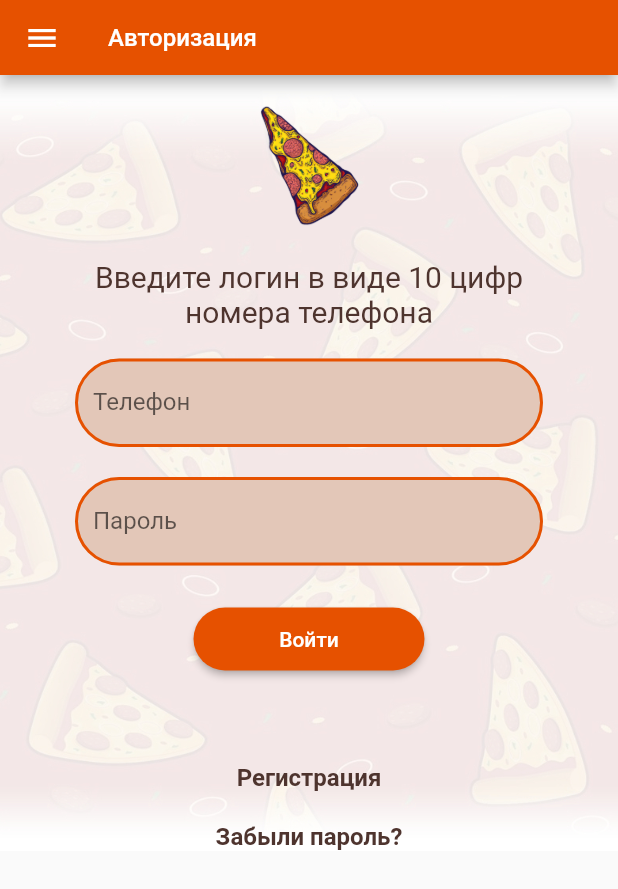
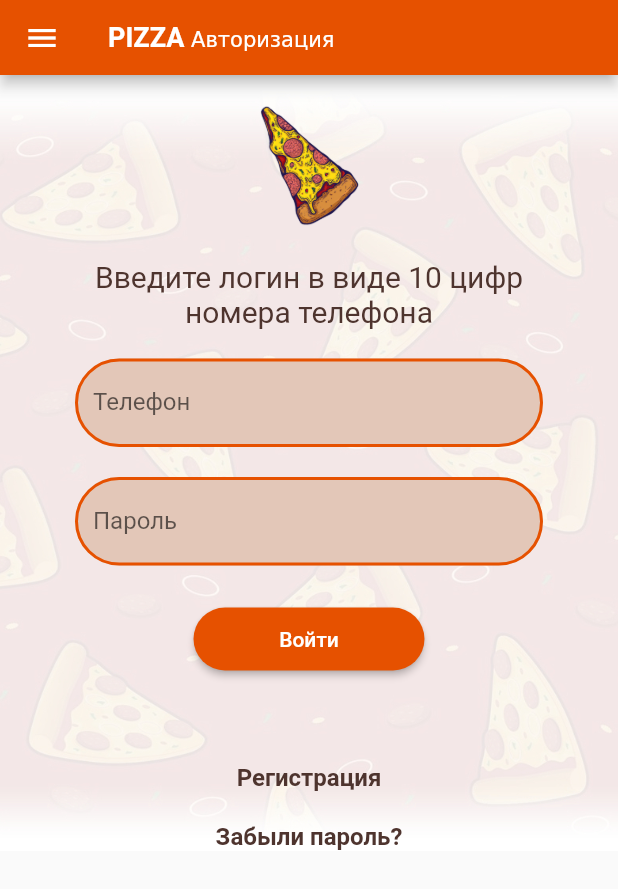
Before and after one commit to 1bemo/auth_page1, a Flutter app: the screen it shows after launch, on a phone screen of 412 x 824 dp. Shown: the top 889 px of the screen. Run offline on Flutter 3.47's test engine with Material 2 defaults, Android fonts, the phone set to English and light mode, and no system bars; missing offline and left inert: sliding_switch.

Commit message:
- доделан кейс - добавлены экраны: профиль, настройки, главная страница - сделана навигация между страницами - добавлен боттомНавигейшнБар в окно настроек

```diff
--- a/lib/auth_page.dart
+++ b/lib/auth_page.dart
@@ -1,4 +1,9 @@
+import 'package:auth_page/main_page.dart';
+import 'package:auth_page/profile_page.dart';
+import 'package:auth_page/settings_screen.dart';
 import 'package:flutter/material.dart';
+import 'pizza_calc.dart';
+import 'registration_page.dart';
 
 class AuthPage extends StatefulWidget {
   const AuthPage({Key? key}) : super(key: key);
@@ -7,18 +12,16 @@ class AuthPage extends StatefulWidget {
   _AuthPageState createState() => _AuthPageState();
 }
 
-class _AuthPageState extends State<AuthPage> {
-  final _messengerKey = GlobalKey<ScaffoldMessengerState>();  //переменная месенджера
 
-  @override
-  Widget build(BuildContext context) {
+/////////___________Набор глобальных переменных___________////////
 
-    //color[900]
+//--color[900]
 const _colorOrangeDeep = Color(0xffe65100);
-    //color dark brown
+
+//--color dark brown
 const _colorBrownDark = Color(0xff4e342e);
 
-    //-- вводим неизменяемую переменную, в которой храним настройки для рамки
+//--настройки рамок
 const borderStyle = OutlineInputBorder( //--переменной присваиваем ф-ю настроек рамки
     borderRadius: BorderRadius.all( //--радиус сглаживания рамки. All - все углы
         Radius.circular(36) //--ф-я высчитывания угла 36 градусов
@@ -28,26 +31,19 @@ class _AuthPageState extends State<AuthPage> {
     )
 );
 
-    //-- стиль текста отдельной переменной
+//--стиль текста отдельной переменной
 const linkTextStyle = TextStyle(
     fontWeight: FontWeight.bold,
     fontSize: 16,
     color: _colorBrownDark
 );
 
-    //отрисовка
-    return MaterialApp(
-      scaffoldMessengerKey: _messengerKey,
-      home: Scaffold(
-          appBar: AppBar(
-            title: const Text(
-              'Авторизация',
-              style: TextStyle(fontSize: 16),
-            ),
-            backgroundColor: Colors.orange[900],
-            toolbarHeight: 50,
-          ),
-          drawer: Drawer(
+//--переменная месенджера
+final _messengerKey = GlobalKey<ScaffoldMessengerState>();
+
+//--настройки дравера отдельно
+Widget navDrawer(context) => Drawer(
+
   child: ListView(
     padding: EdgeInsets.zero,
     children: [
@@ -69,7 +65,35 @@ class _AuthPageState extends State<AuthPage> {
                   ),
                 ),
                 //картинка из внешнего источника
-                           child: Image.network('https://cdn.discordapp.com/attachments/607314199605149717/944134627419901952/logo_pizza.png'),
+                child: Row(
+                  mainAxisAlignment: MainAxisAlignment.spaceBetween,
+                  children: [
+                    const Image(
+                      image: AssetImage('assets/logo_pizza.png'),
+                    ),
+                    Column(
+                      mainAxisAlignment: MainAxisAlignment.center,
+                      crossAxisAlignment: CrossAxisAlignment.center,
+                      children: [
+                        IconButton(
+                          onPressed: (){
+                            Navigator.pop(context);
+                            Navigator.pushNamed(context, '/profileScreen');
+                          },
+                          icon: const Icon(
+                            Icons.portrait_outlined,
+                            size: 30,
+                          ),
+                          tooltip: 'Профиль',
+                        ),
+                        const Text('Профиль',style: TextStyle(
+                            fontSize: 12,
+                            fontWeight: FontWeight.normal
+                        ),),
+                      ],
+                    )
+                  ],
+                ),
               ),
             ],
           ),
@@ -78,17 +102,89 @@ class _AuthPageState extends State<AuthPage> {
       ListTile(
         leading: const Icon(Icons.accessibility,color: _colorBrownDark,),
         title: const Text('Авторизация / Регистрация',style: TextStyle(color: _colorBrownDark),),
-                  onTap: (){},
+        onTap: (){
+          Navigator.pop(context);
+        },
       ),
       const Divider(color: _colorBrownDark,indent: 20,endIndent: 20,),
       ListTile(
         title: const Text('Главная страница',style: TextStyle(color: _colorBrownDark),),
-                  onTap: (){},
+        onTap: (){
+          Navigator.pop(context);
+          Navigator.pushNamed(context, '/mainScreen');
+        },
         leading: const Icon(Icons.local_pizza,color: _colorBrownDark,),
+      ),
+      ListTile(
+        title: const Text('Калькулятор пиццы',style: TextStyle(color: _colorBrownDark),),
+        onTap: (){
+          Navigator.pop(context);
+          Navigator.pushNamed(context, '/pizzaCalc');
+        },
+        leading: const Icon(Icons.calculate,color: _colorBrownDark,),
+      ),
+      const Divider(color: _colorBrownDark,indent: 20,endIndent: 20,),
+      ListTile(
+        leading: const Icon(Icons.settings,color: _colorBrownDark,),
+        title: const Text('Настройки',style: TextStyle(color: _colorBrownDark),),
+        onTap: (){
+          Navigator.pop(context);
+          Navigator.pushNamed(context, '/settingsScreen');
+        },
       )
     ],
   ),
+);
+
+
+/////////___________Главный класс___________////////
+class _AuthPageState extends State<AuthPage> {
+
+  @override
+  Widget build(BuildContext context) {
+
+    return MaterialApp(
+      scaffoldMessengerKey: _messengerKey,
+      initialRoute: '/',
+      routes: {
+        '/': (context) => const AuthRegScreen(), //привязваем AuthRegScreen к '/'
+        '/pizzaCalc': (context) => const PizzaCalc(),
+        '/mainScreen': (context) => const MainPageScreen(),
+        '/regScreen': (context)=> const RegistrationPage(),
+        '/settingsScreen': (context) => const SettingsScreen(),
+        '/profileScreen': (context) => const ProfileScreen(),
+      },
+    );
+  }
+}
+
+/////////___________1й стартовый экран___________////////
+class AuthRegScreen extends StatefulWidget {
+  const AuthRegScreen({Key? key}) : super(key: key);
+
+  @override
+  _AuthRegScreenState createState() => _AuthRegScreenState();
+}
+
+
+class _AuthRegScreenState extends State<AuthRegScreen> {
+
+  @override
+  Widget build(BuildContext context) {
+    return Scaffold(
+        appBar: AppBar(
+          title: RichText(
+            text: const TextSpan(
+                children: [
+                  TextSpan(text: 'PIZZA ', style: TextStyle(fontWeight: FontWeight.bold, fontSize: 18)),
+                  TextSpan(text: 'Авторизация')
+                ]
             ),
+          ),
+          backgroundColor: Colors.orange[900],
+          toolbarHeight: 50,
+        ),
+        drawer: navDrawer(context), //--отдельно вынесеный дравер
         body: SingleChildScrollView(
           child: Container(
             decoration: const BoxDecoration(  //--декор всего контейнера
@@ -169,7 +265,10 @@ class _AuthPageState extends State<AuthPage> {
                 const SizedBox(height: 62,),
                 InkWell(child: const Text('Регистрация',
                   style: linkTextStyle,
-                  ), onTap: (){},),
+                ), onTap: (){
+                  Navigator.pushNamed(context, '/regScreen');
+                },
+                ),
                 const SizedBox(height: 20,),
                 InkWell(child: const Text('Забыли пароль?',
                   style: linkTextStyle,
@@ -189,7 +288,6 @@ class _AuthPageState extends State<AuthPage> {
             ),
           ),
         )
-      ),
     );
   }
 }
--- a/lib/main.dart
+++ b/lib/main.dart
@@ -1,7 +1,5 @@
 import 'package:flutter/material.dart';
 import 'package:auth_page/auth_page.dart';  //страница авторизации
-import 'registration_page.dart';  //страница регистрации
-import 'pizza_calc.dart'; //страница калькулятора пиццы
 
 void main() {
   runApp(const AuthPage());
--- a/lib/navigation_demo.dart
+++ b/lib/navigation_demo.dart
@@ -7,6 +7,7 @@ class NavigationDemo extends StatefulWidget {
   _NavigationDemoState createState() => _NavigationDemoState();
 }
 
+//-----------главная отрисовка
 class _NavigationDemoState extends State<NavigationDemo> {
   @override
 
@@ -56,7 +57,7 @@ Widget navDrawer(context) => Drawer(  //отдельно вынесенные н
   ],),
 );
 
-class MainScreen extends StatelessWidget{ //первыое окно в виде класса
+class MainScreen extends StatelessWidget{ //-----первый экран в виде класса
   const MainScreen({Key? key}) : super(key:key);
 
   @override
@@ -71,7 +72,7 @@ class MainScreen extends StatelessWidget{ //первыое окно в виде
   }
 }
 
-class SecondScreen extends StatelessWidget{ //второй экрна в виде класса
+class SecondScreen extends StatelessWidget{ //-----второй экрн в виде класса
   const SecondScreen({Key? key}) : super(key:key);
 
   @override
```
Also changed, not shown: lib/main_page.dart (added, +138 -0 lines), lib/pizza_calc.dart (+37 -22 lines), lib/profile_page.dart (added, +27 -0 lines), lib/registration_page.dart (+26 -10 lines), lib/settings_screen.dart (added, +83 -0 lines), assets/logo_pizza.png (added). Lines whose indentation alone changed are shown as unchanged.
